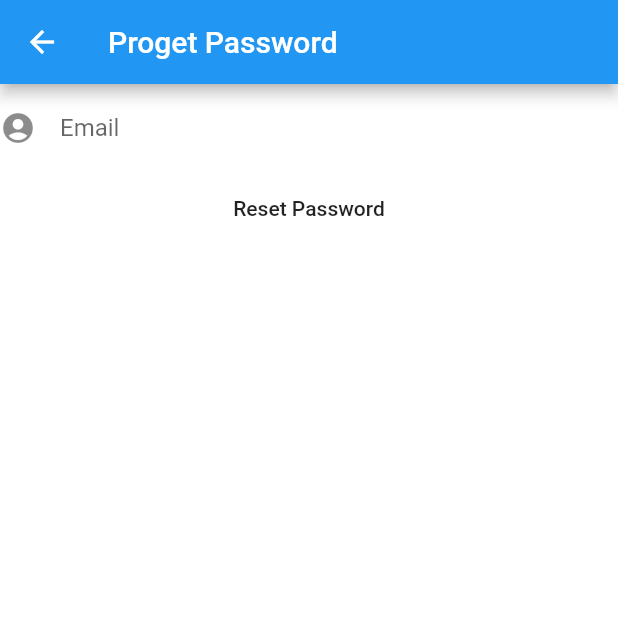
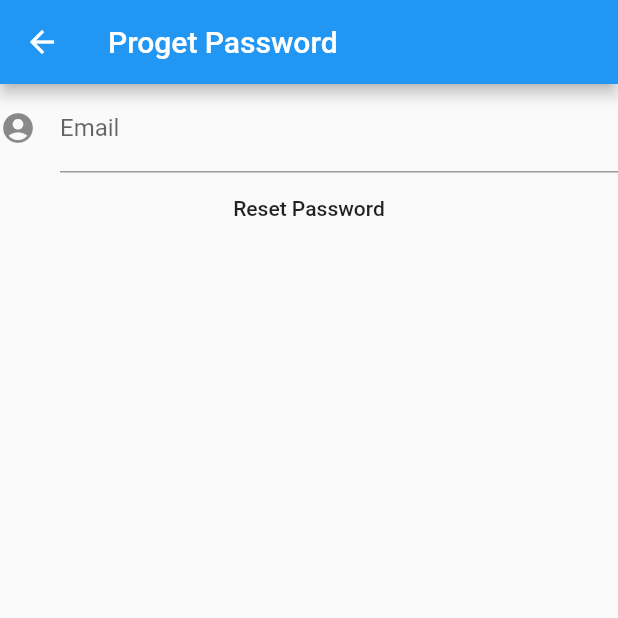
Before and after one commit to coolgogi/project, a Flutter app: the screen it shows after launch, after a tap on "Forgot Password", on a phone screen of 412 x 824 dp, the top half of it. Run offline on Flutter 3.47's test engine with Material 2 defaults, Android fonts, the phone set to English and light mode, and no system bars; our stand-ins replace cloud_firestore, convex_bottom_bar, firebase_auth, firebase_core, firebase_storage, flutter_signin_button and 6 more; missing offline and left inert: flutter_facebook_login, sliver_fab; accounts and stored records are empty.

Commit message:
[UPDATE] 새로운 시작

```diff
--- a/closet/lib/app.dart
+++ b/closet/lib/app.dart
@@ -26,7 +26,6 @@ import 'color.dart';
 
 // TODO: Convert ShrineApp to stateful widget (104)
 class MyApp extends StatelessWidget {
-
   @override
   Widget build(BuildContext context) {
     return MaterialApp(
@@ -34,17 +33,17 @@ class MyApp extends StatelessWidget {
       home: LoginPage(),
       initialRoute: '/login',
       routes: {
-        '/home' : (context) => HomePage(),
+        '/home': (context) => HomePage(),
         // '/add' : (context) => AddProduct(),
         // '/login' : (context) =>LoginPage(),
         // '/chatList': (context) => chatList(),
         // '/profile' : (context) =>Profile(),
-        '/login' : (context) => LoginPage(),
-        '/myPage' : (context) => myPage(),
+        '/login': (context) => LoginPage(),
+        '/myPage': (context) => myPage(),
       },
       onGenerateRoute: _getRoute,
       // TODO: Add a theme (103)
-      theme: _closetTheme,
+      // theme: _closetTheme,
     );
   }
 
@@ -60,77 +59,5 @@ class MyApp extends StatelessWidget {
   }
 }
 
-final ThemeData _closetTheme = _buildClosetTheme();
-
-ThemeData _buildClosetTheme() {
-  final ThemeData base = ThemeData.light();
-  return base.copyWith(
-    colorScheme:
-    ColorScheme(
-        primary: closetPurple,
-        primaryVariant: closetPurple,
-        secondary: closetBlack,
-        secondaryVariant: closetBlack,
-        surface: Colors.white,
-        background: BackgroundWhite,
-        error: kShrineErrorRed,
-
-        onPrimary: closetPurple,
-        onSecondary: closetBlack,
-        onSurface: Colors.white,
-        onBackground: Colors.white,
-        onError: kShrineErrorRed,
-        brightness: Brightness.light,
-    ),
-    scaffoldBackgroundColor: BackgroundWhite,
-    cardColor: BackgroundWhite,
-    // accentColor: closetBlack,
-    // primaryColor: closetPurple,
-    buttonTheme: base.buttonTheme.copyWith(
-      buttonColor: closetBlack,
-      colorScheme: base.colorScheme.copyWith(
-        primary: closetPurple,
-        secondary: closetBlack,
-      ),
-
-    ),
-    buttonBarTheme: base.buttonBarTheme.copyWith(
-      buttonTextTheme: ButtonTextTheme.accent,
-    ),
-
-
-    textTheme: _buildClosetTextTheme(base.textTheme),
-    primaryTextTheme: _buildClosetTextTheme(base.primaryTextTheme),
-    accentTextTheme: _buildClosetTextTheme(base.accentTextTheme),
-    primaryIconTheme: base.iconTheme.copyWith(
-        color: closetPurple,
-    ),
-  );
-}
-
-TextTheme _buildClosetTextTheme(TextTheme base) {
-  return base.copyWith(
-    headline5: base.headline5.copyWith(
-      fontWeight: FontWeight.w400,
-      fontFamily: 'Sansita',
-    ),
-    headline6: base.headline6.copyWith(
-      fontSize: 18.0
-    ),
-    caption: base.caption.copyWith(
-
-      fontWeight: FontWeight.w400,
-      fontSize: 14.0,
-    ),
-    bodyText1: base.bodyText1.copyWith(
-      fontWeight: FontWeight.w500,
-      fontSize: 16.0,
-    ),
-  ).apply(
-    displayColor: closetBlack,
-  );
-}
-
-
 // TODO: Build a Shrine Theme (103)
 // TODO: Build a Shrine Text Theme (103)
--- a/closet/lib/main.dart
+++ b/closet/lib/main.dart
@@ -18,8 +18,7 @@ class Splash extends StatelessWidget {
     return StreamBuilder<User>(
         stream: FirebaseAuth.instance.onAuthStateChanged,
         builder: (context, snapshot) {
-
-        if(snapshot.data == null) {
+          if (snapshot.data == null) {
             return ChangeNotifierProvider<JoinOrLogin>.value(
               value: JoinOrLogin(),
               child: MyApp(),
@@ -27,7 +26,6 @@ class Splash extends StatelessWidget {
           } else {
             return HomePage(email: snapshot.data.email);
           }
-      }
-    );
+        });
   }
 }
```
Also changed, not shown: closet/lib/closet.dart (+43 -42 lines), closet/lib/home.dart (+73 -25 lines). Lines whose indentation alone changed are shown as unchanged.
